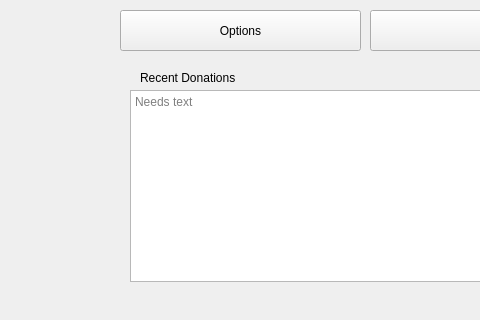
This is design.ui in djotaku/ELDonationTracker as Qt 5 draws it before an edit; both pictures show x 0 to 480 and y 0 to 320 of the 800 by 600 pixel window. The edited form follows.
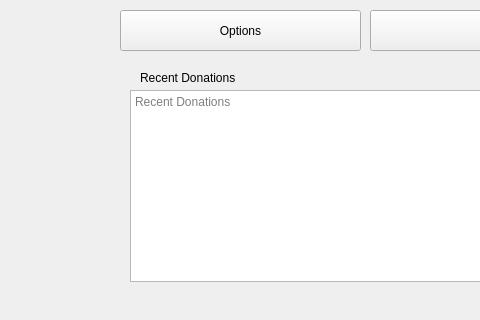
This is the edited form.

What changed in the file:
```diff
--- a/design.ui
+++ b/design.ui
@@ -52,11 +52,14 @@
       <height>192</height>
      </rect>
     </property>
+    <property name="autoFillBackground">
+     <bool>false</bool>
+    </property>
     <property name="documentTitle">
      <string/>
     </property>
     <property name="placeholderText">
-     <string>Needs text</string>
+     <string>Recent Donations</string>
     </property>
    </widget>
    <widget class="QLabel" name="label">
```
